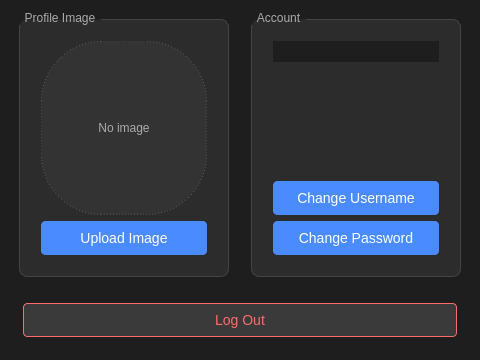
Above: UI/UserProfileWidget/UserProfileWidget.ui from XQQYT/XqqytDesktop before the change. Below: the same form after it.
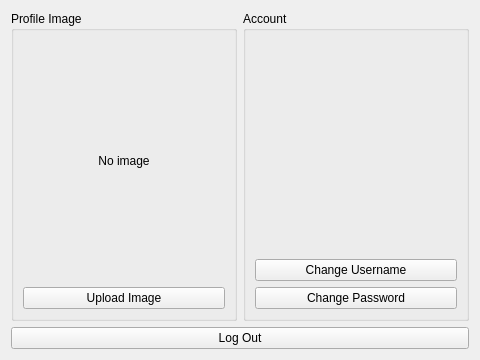
That is the form after the change.

Commit message: add_switch_theme_in_dialog

The edit to the form file:
```diff
--- a/UI/UserProfileWidget/UserProfileWidget.ui
+++ b/UI/UserProfileWidget/UserProfileWidget.ui
@@ -13,103 +13,7 @@
   <property name="windowTitle">
    <string>User Profile</string>
   </property>
-  <property name="styleSheet">
-   <string notr="true">
-/* Dark Theme Base */
-QWidget {
-    background-color: #1e1e1e;
-    color: #e0e0e0;
-    font-family: 'Segoe UI', sans-serif;
-}
 
-/* GroupBox Container */
-QGroupBox {
-    background: #2c2c2c;
-    border: 1px solid #444;
-    border-radius: 8px;
-    padding: 12px;
-    margin: 8px;
-}
-
-QGroupBox::title {
-    subcontrol-origin: margin;
-    left: 8px;
-    padding: 0 4px;
-    color: #aaa;
-    font-size: 13px;
-    font-weight: 600;
-}
-
-/* Avatar Label */
-#label_avatar {
-    border: 1px dashed #555;
-    background-color: #333;
-    color: #aaa;
-    font-size: 12px;
-}
-
-/* General Buttons */
-QPushButton {
-    padding: 4px 10px;
-    border: 1px solid #555;
-    border-radius: 4px;
-    background-color: #3a3a3a;
-    font-size: 14px;
-    min-height: 24px;
-}
-
-QPushButton:hover {
-    background-color: #505050;
-}
-
-QPushButton:pressed {
-    background-color: #2c2c2c;
-    border-color: #666;
-}
-
-/* Primary Buttons */
-#btn_change_username, #btn_change_password, #btn_upload_avatar {
-    border-color: #4a8cff;
-    background-color: #4a8cff;
-    color: white;
-}
-
-#btn_change_username:hover, #btn_change_password:hover, #btn_upload_avatar:hover {
-    background-color: #3a7cdf;
-    border-color: #3a7cdf;
-}
-
-#btn_change_username:pressed, #btn_change_password:pressed, #btn_upload_avatar:pressed {
-    background-color: #2a6ccd;
-    border-color: #2a6ccd;
-}
-
-/* Logout Button */
-#btn_logout {
-    border-color: #ff6b6b;
-    color: #ff6b6b;
-    margin: 12px;
-}
-
-#btn_logout:hover {
-    background-color: #3a1e1e;
-}
-
-#btn_logout:pressed {
-    background-color: #2a1212;
-    border-color: #ff4b4b;
-}
-
-/* Layout Spacing */
-QVBoxLayout {
-    spacing: 8px;
-}
-
-QHBoxLayout {
-    spacing: 10px;
-}
-   </string>
-  </property>
   <layout class="QVBoxLayout" name="mainLayout">
    <item>
     <layout class="QHBoxLayout" name="topRow">
```
The commit also changes 22 other files.
